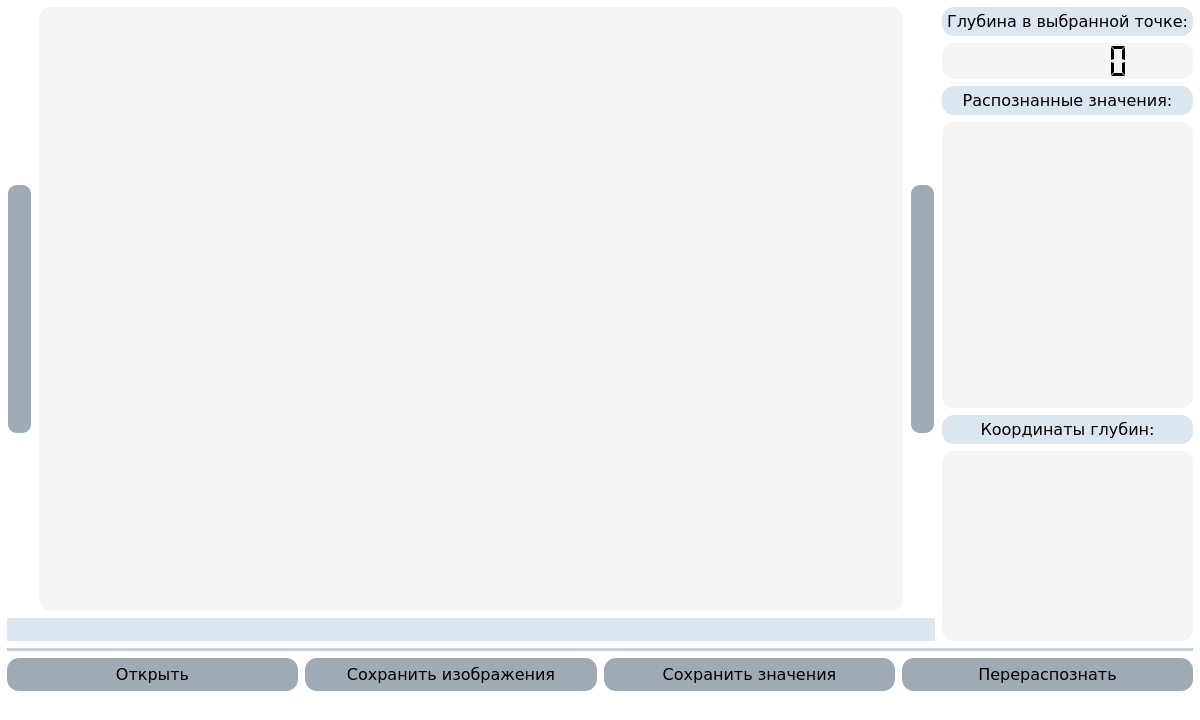
Old version of the form index.ui in the repository Azzer8/LocMap.
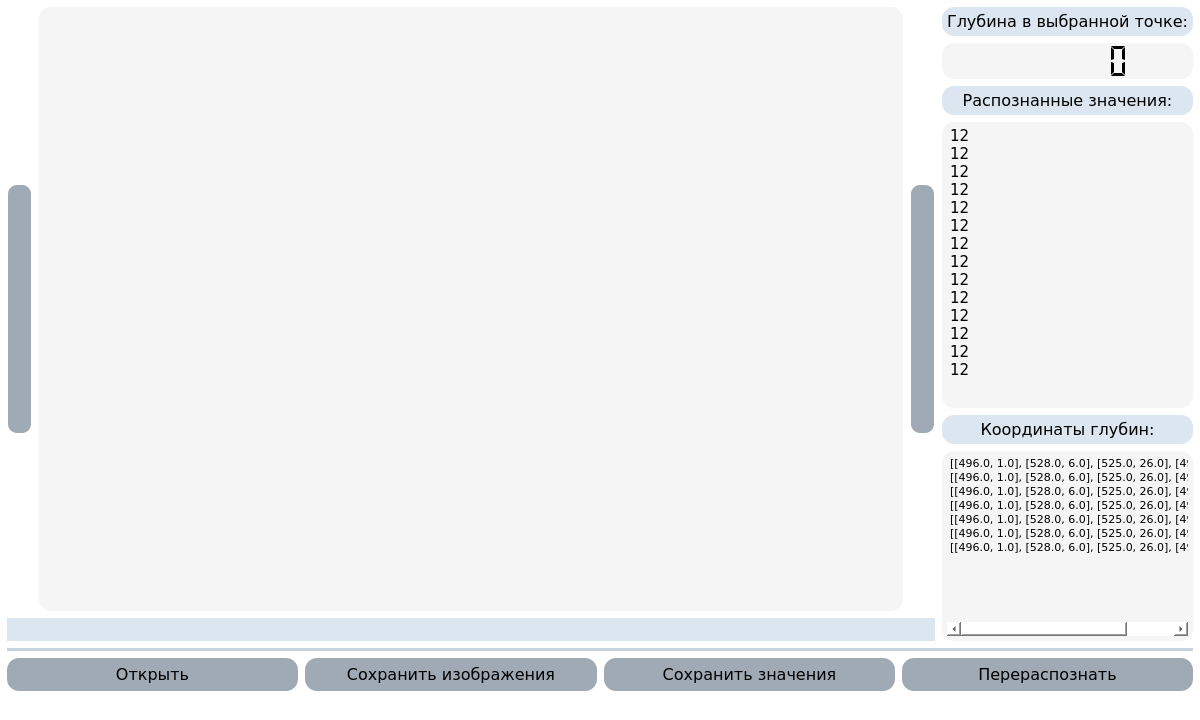
New version of the form. Icons and pictures are not drawn.

What changed in the file:
```diff
--- a/index.ui
+++ b/index.ui
@@ -48,7 +48,7 @@
      <number>7</number>
     </property>
     <item>
-     <layout class="QGridLayout" name="gridLayout" rowstretch="0,0,0" columnstretch="6,1">
+     <layout class="QGridLayout" name="gridLayout" rowstretch="0,0" columnstretch="6,1">
       <property name="spacing">
        <number>7</number>
       </property>
@@ -342,11 +342,93 @@
             <height>16777215</height>
            </size>
           </property>
+          <property name="font">
+           <font>
+            <family>Verdana</family>
+            <pointsize>11</pointsize>
+           </font>
+          </property>
           <property name="styleSheet">
            <string notr="true">border-radius: 12px;
 background-color: rgb(245, 245, 245);
 padding: 5px;</string>
           </property>
+          <property name="batchSize">
+           <number>250</number>
+          </property>
+          <property name="selectionRectVisible">
+           <bool>false</bool>
+          </property>
+          <item>
+           <property name="text">
+            <string>12</string>
+           </property>
+          </item>
+          <item>
+           <property name="text">
+            <string>12</string>
+           </property>
+          </item>
+          <item>
+           <property name="text">
+            <string>12</string>
+           </property>
+          </item>
+          <item>
+           <property name="text">
+            <string>12</string>
+           </property>
+          </item>
+          <item>
+           <property name="text">
+            <string>12</string>
+           </property>
+          </item>
+          <item>
+           <property name="text">
+            <string>12</string>
+           </property>
+          </item>
+          <item>
+           <property name="text">
+            <string>12</string>
+           </property>
+          </item>
+          <item>
+           <property name="text">
+            <string>12</string>
+           </property>
+          </item>
+          <item>
+           <property name="text">
+            <string>12</string>
+           </property>
+          </item>
+          <item>
+           <property name="text">
+            <string>12</string>
+           </property>
+          </item>
+          <item>
+           <property name="text">
+            <string>12</string>
+           </property>
+          </item>
+          <item>
+           <property name="text">
+            <string>12</string>
+           </property>
+          </item>
+          <item>
+           <property name="text">
+            <string>12</string>
+           </property>
+          </item>
+          <item>
+           <property name="text">
+            <string>12</string>
+           </property>
+          </item>
          </widget>
         </item>
         <item>
@@ -383,11 +465,58 @@
             <height>300</height>
            </size>
           </property>
+          <property name="font">
+           <font>
+            <family>Verdana</family>
+            <pointsize>8</pointsize>
+           </font>
+          </property>
           <property name="styleSheet">
            <string notr="true">border-radius: 12px;
 background-color: rgb(245, 245, 245);
 padding: 5px;</string>
           </property>
+          <property name="resizeMode">
+           <enum>QListView::Adjust</enum>
+          </property>
+          <property name="batchSize">
+           <number>250</number>
+          </property>
+          <item>
+           <property name="text">
+            <string>[[496.0, 1.0], [528.0, 6.0], [525.0, 26.0], [493.0, 22.0]]</string>
+           </property>
+          </item>
+          <item>
+           <property name="text">
+            <string>[[496.0, 1.0], [528.0, 6.0], [525.0, 26.0], [493.0, 22.0]]</string>
+           </property>
+          </item>
+          <item>
+           <property name="text">
+            <string>[[496.0, 1.0], [528.0, 6.0], [525.0, 26.0], [493.0, 22.0]]</string>
+           </property>
+          </item>
+          <item>
+           <property name="text">
+            <string>[[496.0, 1.0], [528.0, 6.0], [525.0, 26.0], [493.0, 22.0]]</string>
+           </property>
+          </item>
+          <item>
+           <property name="text">
+            <string>[[496.0, 1.0], [528.0, 6.0], [525.0, 26.0], [493.0, 22.0]]</string>
+           </property>
+          </item>
+          <item>
+           <property name="text">
+            <string>[[496.0, 1.0], [528.0, 6.0], [525.0, 26.0], [493.0, 22.0]]</string>
+           </property>
+          </item>
+          <item>
+           <property name="text">
+            <string>[[496.0, 1.0], [528.0, 6.0], [525.0, 26.0], [493.0, 22.0]]</string>
+           </property>
+          </item>
          </widget>
         </item>
        </layout>
```
